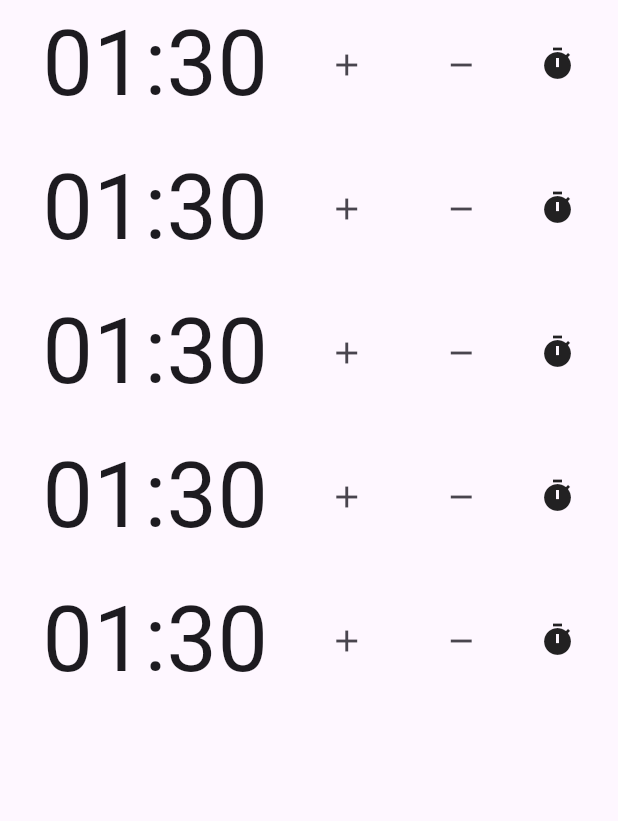
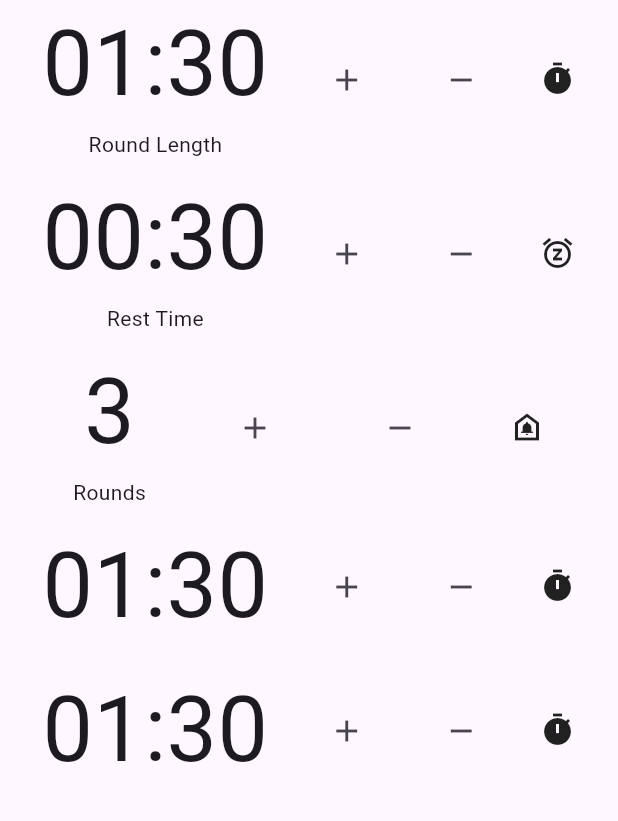
Before and after one commit to LeonardoVelarde/box_round_timer, a Flutter app: the screen it shows after launch, on a phone screen of 412 x 824 dp, the part 84-905 px from its top. Run offline on Flutter 3.47's test engine with Material 3 defaults, Android fonts, the phone set to English and light mode, and no system bars.

Commit message:
added fields and buttons for round params, except sound interval

```diff
--- a/lib/main.dart
+++ b/lib/main.dart
@@ -60,10 +60,35 @@ class _MyHomePageState extends State<MyHomePage> {
   int _restTimeinSec = 30;
   int _preparationTimeinSec = 0;
   int _soundIntervalTimeinSec = 10;
-  void _incrementRoundTimeBy30sec() {
+
+  void _changeRoundTimerValue(int value) {
     setState(() {
-        _roundLengthInSec += 30;
+      _roundLengthInSec += value;
     });
+  }
+
+  void _changeRestTimerValue(int value) {
+    setState(() {
+      _restTimeinSec += value;
+    });
+  }
+
+  void _addRoundCounter(int value) {
+    setState(() {
+      _roundCounter += value;
+    });
+  }
+
+  String _getFormattedMinutesFromSeconds(int seconds) {
+    return '0${seconds ~/ 60}';
+  }
+
+  String _getFormattedSecondsFromSeconds(int seconds) {
+    if (seconds % 60 < 10) {
+      return '0${seconds % 60}';
+    } else {
+      return '${seconds % 60}';
+    }
   }
 
   @override
@@ -85,20 +110,30 @@ class _MyHomePageState extends State<MyHomePage> {
               Row(
                 children: <Widget>[
                   const Spacer(),
-                  const Text('01:30',
-                      textAlign: TextAlign.center,
-                      style: TextStyle(fontSize: 60)),
+                  Column(
+                    children: [
+                      Text(
+                          '${_getFormattedMinutesFromSeconds(_roundLengthInSec)}:${_getFormattedSecondsFromSeconds(_roundLengthInSec)}',
+                          textAlign: TextAlign.center,
+                          style: const TextStyle(fontSize: 60)),
+                      const Text('Round Length'),
+                    ],
+                  ),
                   const Spacer(),
                   IconButton(
                     icon: const Icon(Icons.add),
-                    tooltip: 'Aumentar tiempo por 30s',
-                    onPressed: () {},
+                    tooltip: 'Aumentar tiempo por 10s',
+                    onPressed: () {
+                      _changeRoundTimerValue(10);
+                    },
                   ),
                   const Spacer(),
                   IconButton(
                     icon: const Icon(Icons.remove),
-                    tooltip: 'Reducir tiempo por 30s',
-                    onPressed: () {},
+                    tooltip: 'Reducir tiempo por 10s',
+                    onPressed: () {
+                      _changeRoundTimerValue(-10);
+                    },
                   ),
                   const Spacer(),
                   const Text.rich(
@@ -115,26 +150,36 @@ class _MyHomePageState extends State<MyHomePage> {
               Row(
                 children: <Widget>[
                   const Spacer(),
-                  const Text('01:30',
-                      textAlign: TextAlign.center,
-                      style: TextStyle(fontSize: 60)),
+                  Column(
+                    children: [
+                      Text(
+                          '${_getFormattedMinutesFromSeconds(_restTimeinSec)}:${_getFormattedSecondsFromSeconds(_restTimeinSec)}',
+                          textAlign: TextAlign.center,
+                          style: const TextStyle(fontSize: 60)),
+                      const Text('Rest Time'),
+                    ],
+                  ),
                   const Spacer(),
                   IconButton(
                     icon: const Icon(Icons.add),
-                    tooltip: 'Aumentar tiempo por 30s',
-                    onPressed: () {},
+                    tooltip: 'Aumentar tiempo por 10s',
+                    onPressed: () {
+                      _changeRestTimerValue(10);
+                    },
                   ),
                   const Spacer(),
                   IconButton(
                     icon: const Icon(Icons.remove),
-                    tooltip: 'Reducir tiempo por 30s',
-                    onPressed: () {},
+                    tooltip: 'Reducir tiempo por 10s',
+                    onPressed: () {
+                      _changeRestTimerValue(-10);
+                    },
                   ),
                   const Spacer(),
                   const Text.rich(
                     TextSpan(
                       children: [
-                        WidgetSpan(child: Icon(Icons.timer)),
+                        WidgetSpan(child: Icon(Icons.snooze)),
                       ],
                     ),
                   ),
@@ -145,26 +190,35 @@ class _MyHomePageState extends State<MyHomePage> {
               Row(
                 children: <Widget>[
                   const Spacer(),
-                  const Text('01:30',
-                      textAlign: TextAlign.center,
-                      style: TextStyle(fontSize: 60)),
+                  Column(
+                    children: [
+                      Text('$_roundCounter',
+                          textAlign: TextAlign.center,
+                          style: const TextStyle(fontSize: 60)),
+                      const Text('Rounds'),
+                    ],
+                  ),
                   const Spacer(),
                   IconButton(
                     icon: const Icon(Icons.add),
-                    tooltip: 'Aumentar tiempo por 30s',
-                    onPressed: () {},
+                    tooltip: 'Aumentar una ronda',
+                    onPressed: () {
+                      _addRoundCounter(1);
+                    },
                   ),
                   const Spacer(),
                   IconButton(
                     icon: const Icon(Icons.remove),
-                    tooltip: 'Reducir tiempo por 30s',
-                    onPressed: () {},
+                    tooltip: 'Reducir una ronda',
+                    onPressed: () {
+                      _addRoundCounter(-1);
+                    },
                   ),
                   const Spacer(),
                   const Text.rich(
                     TextSpan(
                       children: [
-                        WidgetSpan(child: Icon(Icons.timer)),
+                        WidgetSpan(child: Icon(Icons.doorbell_outlined)),
                       ],
                     ),
                   ),
```
